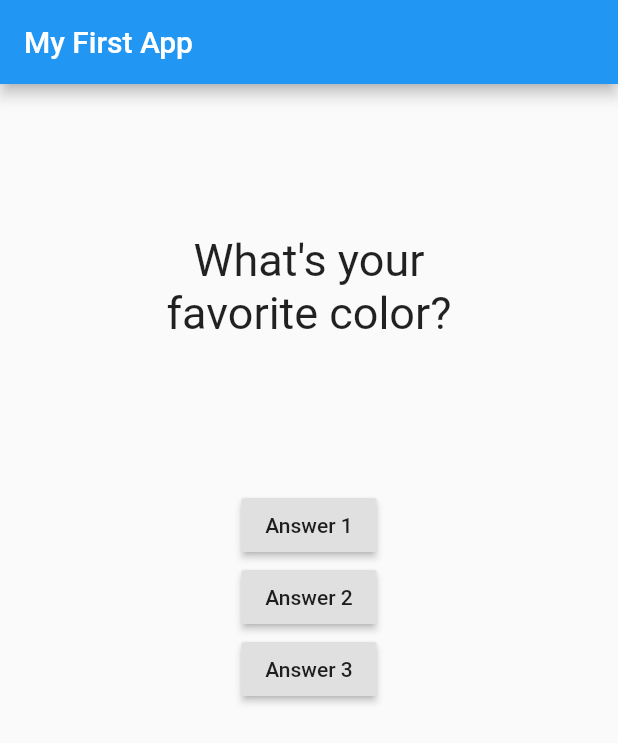
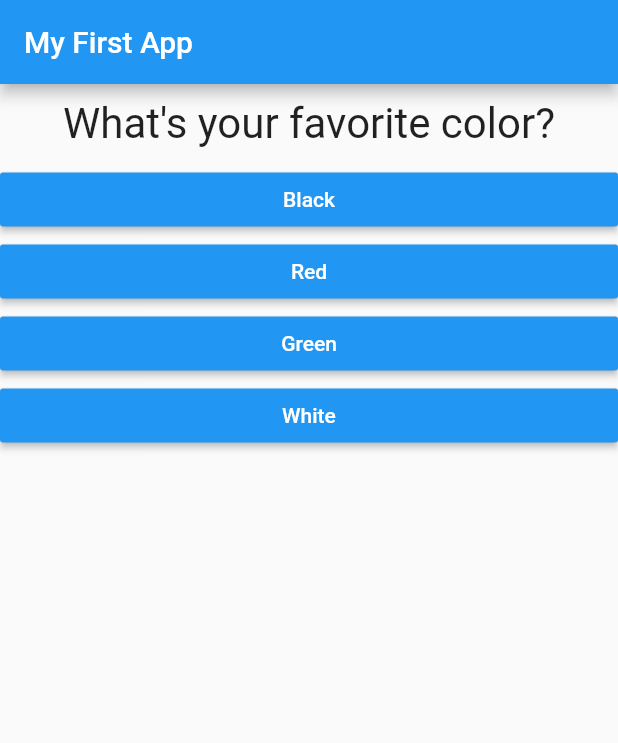
Before and after one commit to minjilee-03/Study-flutter-Dart-udemy, a Flutter app: the screen it shows after launch, on a phone screen of 412 x 824 dp. Shown: the top 743 px of the screen. Run offline on Flutter 3.47's test engine with Material 2 defaults, Android fonts, the phone set to English and light mode, and no system bars.

Commit message:
feat:create-answer-file

```diff
--- /dev/null
+++ b/lib/answer.dart
@@ -0,0 +1,21 @@
+import 'package:flutter/material.dart';
+
+class Answer extends StatelessWidget {
+  final Function selectHandler;
+  final String answerText;
+
+  Answer(this.selectHandler, this.answerText);
+
+  @override
+  Widget build(BuildContext context) {
+    return Container(
+      width: double.infinity,
+      child: RaisedButton(
+        color: Colors.blue,
+        textColor: Colors.white,
+        child: Text(answerText),
+        onPressed: selectHandler,
+      ),
+    );
+  }
+}
--- a/lib/main.dart
+++ b/lib/main.dart
@@ -1,6 +1,7 @@
 import 'package:flutter/material.dart';
 
 import './question.dart';
+import './answer.dart';
 
 // void main() {
 //   runApp(MyApp());
@@ -17,48 +18,65 @@ class MyApp extends StatefulWidget {
 }
 
 class _MyAppState extends State<MyApp> {
+  final questions = const [
+    {
+      'questionText': 'What\'s your favorite color?',
+      'answers': ['Black', 'Red', 'Green', 'White'],
+    },
+    {
+      'questionText': 'What\'s your favorite animal?',
+      'answers': ['Rabbit', 'Snake', 'Elephant', 'Lion'],
+    },
+    {
+      'questionText': 'Who\'s your favorite instructor?',
+      'answers': ['Max', 'Max', 'Max', 'Max'],
+    },
+  ];
   var _questionIndex = 0;
 
   void _answerQuestion() {
+    // var aBool = true;
+    // aBool = false;
+
     setState(() {
       _questionIndex = _questionIndex + 1;
     });
     print(_questionIndex);
+    if (_questionIndex < questions.length) {
+      print('We have more questions!');
+    } else {
+      print('No more questions!');
+    }
   }
 
   @override
   Widget build(BuildContext context) {
-    var questions = [
-      'What\'s your favorite color?',
-      'What\'s your favorite animal?',
-    ];
+    // var dummy = const ['Hello'];
+    // dummy.add('Max');
+    // print(dummy);
+    // dummy = [];
+    // questions = []; // does not work if questions is a const
+
     return MaterialApp(
       home: Scaffold(
         appBar: AppBar(
           title: Text('My First App'),
         ),
-        body: Column(
-          children: [
-            Question(
-              questions[_questionIndex],
-            ),
-            RaisedButton(
-              child: Text('Answer 1'),
-              onPressed: _answerQuestion,
-            ),
-            RaisedButton(
-              child: Text('Answer 2'),
-              onPressed: () => print('Answer 2 chosen!'),
-            ),
-            RaisedButton(
-              child: Text('Answer 3'),
-              onPressed: () {
-                // ...
-                print('Answer 3 chosen');
-              },
-            ),
-          ],
-        ),
+        body: _questionIndex < questions.length
+            ? Column(
+                children: [
+                  Question(
+                    questions[_questionIndex]['questionText'],
+                  ),
+                  ...(questions[_questionIndex]['answers'] as List<String>)
+                      .map((answer) {
+                    return Answer(_answerQuestion, answer);
+                  }).toList()
+                ],
+              )
+            : Center(
+                child: Text('You did it!'),
+              ),
       ),
     );
   }
--- a/lib/question.dart
+++ b/lib/question.dart
@@ -9,10 +9,10 @@ class Question extends StatelessWidget {
   Widget build(BuildContext context) {
     return Container(
       width: double.infinity,
-      margin: EdgeInsets.all(100),
+      margin: EdgeInsets.all(10),
       child: Text(
         questionText,
-        style: TextStyle(fontSize: 30),
+        style: TextStyle(fontSize: 28),
         textAlign: TextAlign.center,
       ),
     );
```
